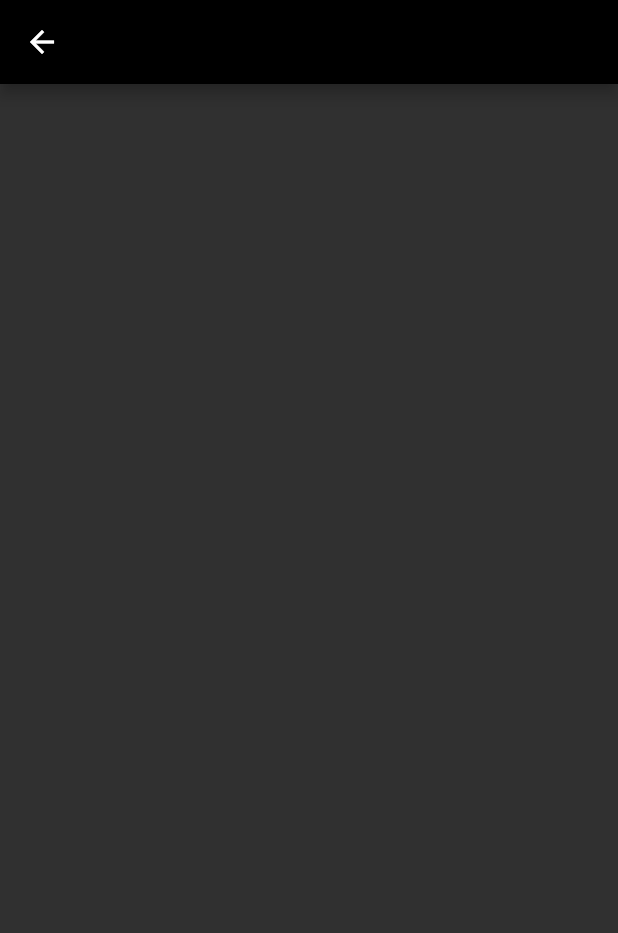
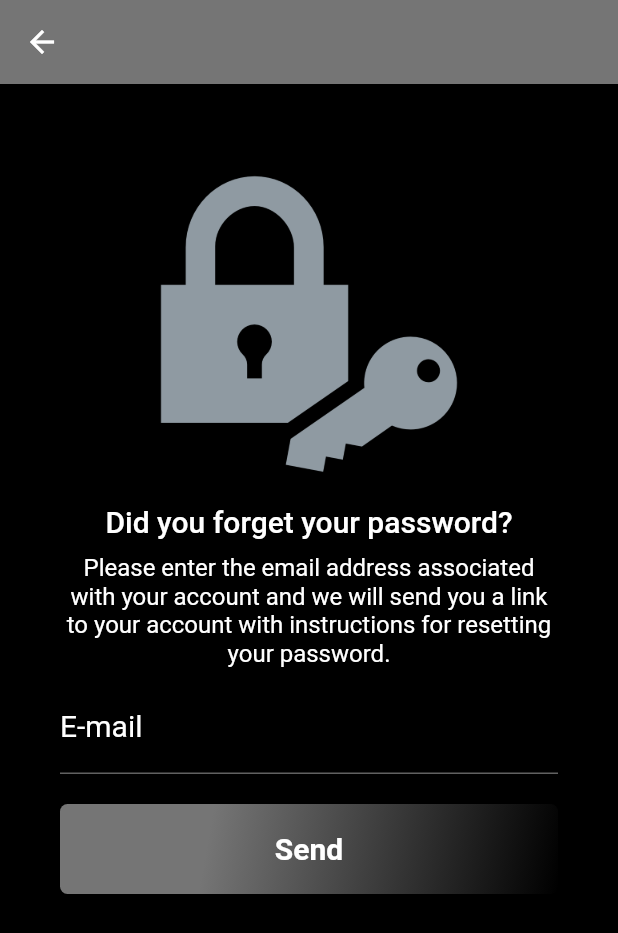
Before and after one commit to loressl/Flutter, a Flutter app: the ResetPasswordPage screen opened directly, on a phone screen of 412 x 824 dp. Shown: the top 933 px of the screen. Run offline on Flutter 3.47's test engine with Material 2 defaults, Android fonts, the phone set to English and light mode, and no system bars; our stand-ins replace shared_preferences; accounts and stored records are empty.

Commit message:
Add page resetpassword.

```diff
--- a/flutter_avengers_life2/lib/pages/reset.password.page.dart
+++ b/flutter_avengers_life2/lib/pages/reset.password.page.dart
@@ -5,16 +5,100 @@ class ResetPasswordPage extends StatelessWidget {
   Widget build(BuildContext context) {
     return Scaffold(
       appBar: AppBar(
-        backgroundColor: Colors.black,
-        automaticallyImplyLeading: true,
-        leading: IconButton(//uma das posições, canto superior esquerdo
+        backgroundColor: Colors.grey[600],
+        leading: IconButton(
           icon: Icon(Icons.arrow_back),
           color: Colors.white,
-          onPressed: ()=>Navigator.pop(context,false),
+          onPressed: ()=>Navigator.pop(context),
         ),
       ),
       body: Container(
-
+        padding: EdgeInsets.only(top: 60, left: 40, right: 40),
+        color: Colors.black,
+        child: ListView(
+          children: <Widget>[
+            SizedBox(
+              width: 200,
+              height: 200,
+              child: Image.asset("assets/forgot-password-icon-6.jpg.png"),
+            ),
+            SizedBox(
+              height: 20,
+            ),
+            Text(
+              "Did you forget your password?",
+              style: TextStyle(
+                fontSize: 20,
+                fontWeight: FontWeight.w500,
+              ),
+              textAlign: TextAlign.center,
+            ),
+            SizedBox(
+              height: 10,
+            ),
+            Text(
+              "Please enter the email address associated with your account and we will send you a link to your account with instructions for resetting your password.",
+              style: TextStyle(
+                fontSize: 16,
+                fontWeight: FontWeight.w400,
+              ),
+              textAlign: TextAlign.center,
+            ),
+            SizedBox(
+              height: 10,
+            ),
+            TextFormField(
+              keyboardType: TextInputType.emailAddress,
+              decoration: InputDecoration(
+                labelText: "E-mail",
+                labelStyle: TextStyle(
+                  color: Colors.white,
+                  fontWeight: FontWeight.w400,
+                  fontSize: 20,
+                ),
+              ),
+              style: TextStyle(fontSize: 15),
+            ),
+            SizedBox(
+              height: 20,
+            ),
+            Container(
+              height: 60,
+              alignment: Alignment.centerLeft,
+              decoration: BoxDecoration(
+                gradient: LinearGradient(
+                  begin: Alignment.topLeft,
+                  end: Alignment.bottomRight,
+                  stops: [0.3,1],
+                  colors: [
+                    Color(0xFF757575),
+                    Color(0xFF000000),
+                  ],
+                ),
+                borderRadius: BorderRadius.all(
+                  Radius.circular(5),
+                ),
+              ),
+              child: SizedBox.expand(
+                child: FlatButton(
+                  child: Text(
+                    "Send",
+                    style: TextStyle(
+                      fontWeight: FontWeight.bold,
+                      color: Colors.white,
+                      fontSize: 20,
+                    ),
+                    textAlign: TextAlign.center,
+                  ),
+                  onPressed: (){},
+                ),
+              ),
+            ),
+            SizedBox(
+              height: 20,
+            ),
+          ],
+        ),
       ),
     );
   }
--- a/flutter_avengers_life2/pubspec.yaml
+++ b/flutter_avengers_life2/pubspec.yaml
@@ -80,4 +80,5 @@ flutter:
     - assets/homem-de-ferro-robert-downey-jr-em-cena-de-vingadores-ultimato-1562264669152_v2_1198x800.png
     - assets/Iron-Man-PNG-Image.png
     - assets/reset-password-icon.png
+    - assets/forgot-password-icon-6.jpg.png
     - assets/Superhero-10-512.png
```
Also changed, not shown: flutter_avengers_life2/assets/forgot-password-icon-6.jpg.png (added).
